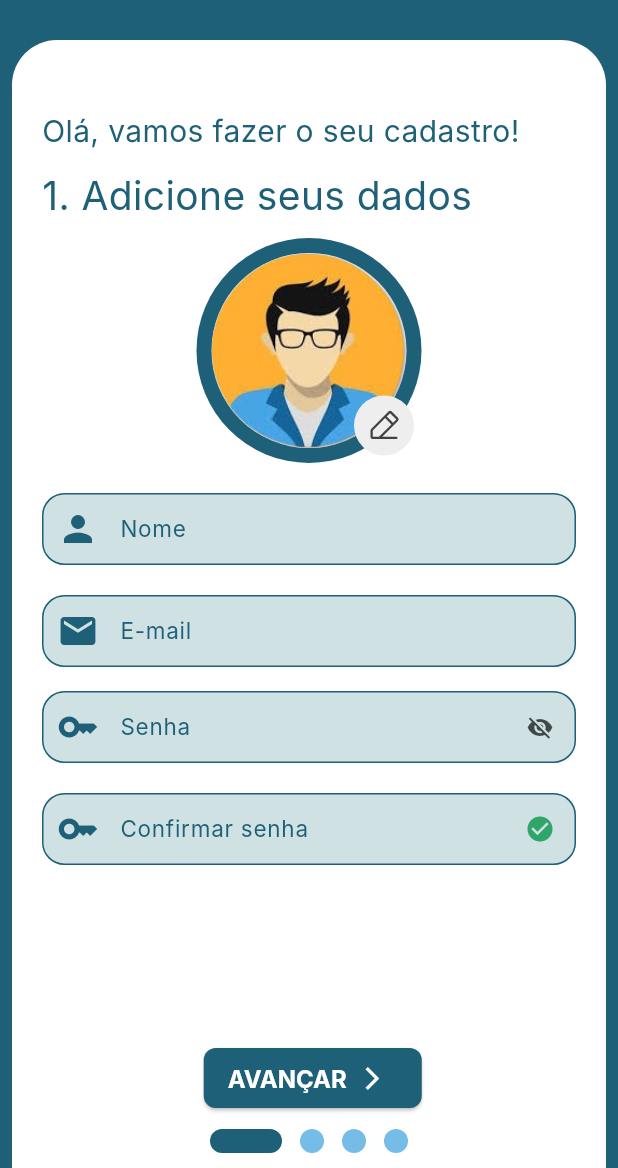
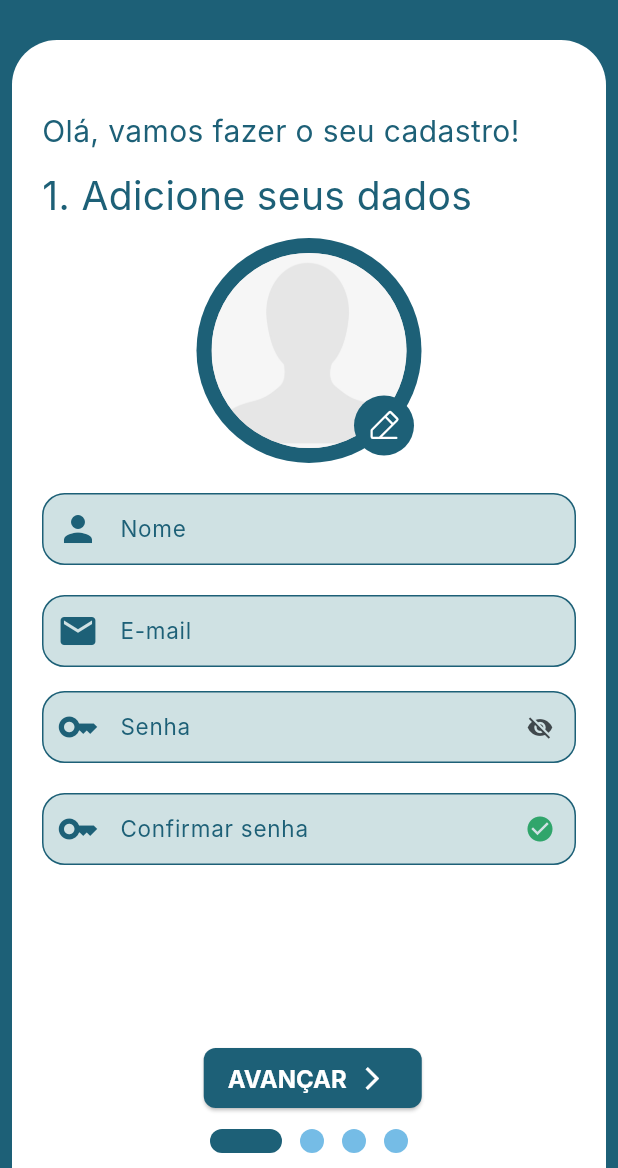
Before and after one commit to luizzlcs/seven_manager7, a Flutter app: the RegisterPage screen opened by its route, on a phone screen of 412 x 824 dp, the part 68-1236 px from its top. Run offline on Flutter 3.47's test engine with Material 3 defaults, Android fonts, the phone set to English and light mode, and no system bars; drawn by our look-alikes of smooth_page_indicator; our stand-ins replace bordered_text, brasil_fields, cloud_firestore, dio, firebase_auth, firebase_core and 6 more; missing offline and left inert: firebase_app_check, validatorless; accounts and stored records are empty; generated files the repository leaves out were written again; Roboto replaces fonts that are missing (Inter).

Commit message:
Ajustado avatar  da tela de criação de login e igreja

```diff
--- a/lib/src/core/constants/app_images.dart
+++ b/lib/src/core/constants/app_images.dart
@@ -3,5 +3,6 @@ abstract class AppImages {
   static const logoGApp = 'assets/images/logoG_seven_manager.png';
   static const logoIasd = 'assets/images/LogoIgreja.png';
   static const avatar = 'assets/images/avatar.png';
+  static const logoChurch = 'assets/images/logoCherch.png';
   static const map = 'assets/images/map.png';
 }
--- a/lib/src/core/widgets/imageAvatar/image_avatar_widget.dart
+++ b/lib/src/core/widgets/imageAvatar/image_avatar_widget.dart
@@ -90,7 +90,7 @@ class _ImageAvatarWidgetState extends State<ImageAvatarWidget> with AutomaticKee
           bottom: 5,
           right: 5,
           child: CircleAvatar(
-            backgroundColor: Colors.grey[200],
+            backgroundColor: SevenManagerTheme.tealBlue,
             child: IconButton(
               onPressed: () {
                 showBottomSheet();
@@ -100,7 +100,7 @@ class _ImageAvatarWidgetState extends State<ImageAvatarWidget> with AutomaticKee
                   PhosphorIconsStyle.regular,
                 ),
               ),
-              color: Colors.grey[800],
+              color: Colors.white,
             ),
           ),
         ),
```
Also changed, not shown: lib/src/pages/auth/register/pages/aboutYouchurchPage/about_you_church_page.dart (+0 -20 lines), assets/images/avatar.png, assets/images/logoCherch.png (added).
